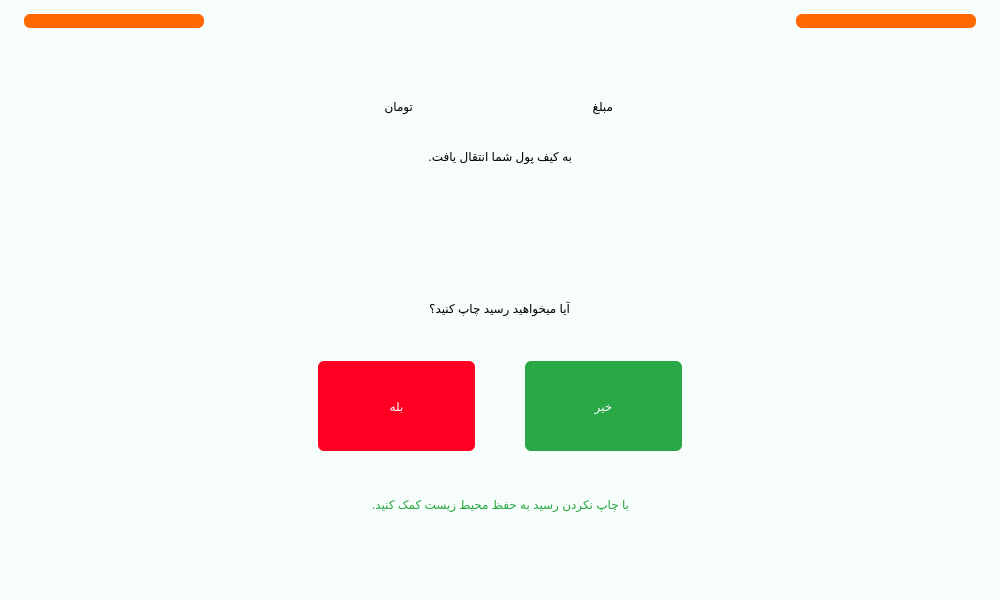
Qt form main.ui (Farazist/raspberrypi-app) before a commit.
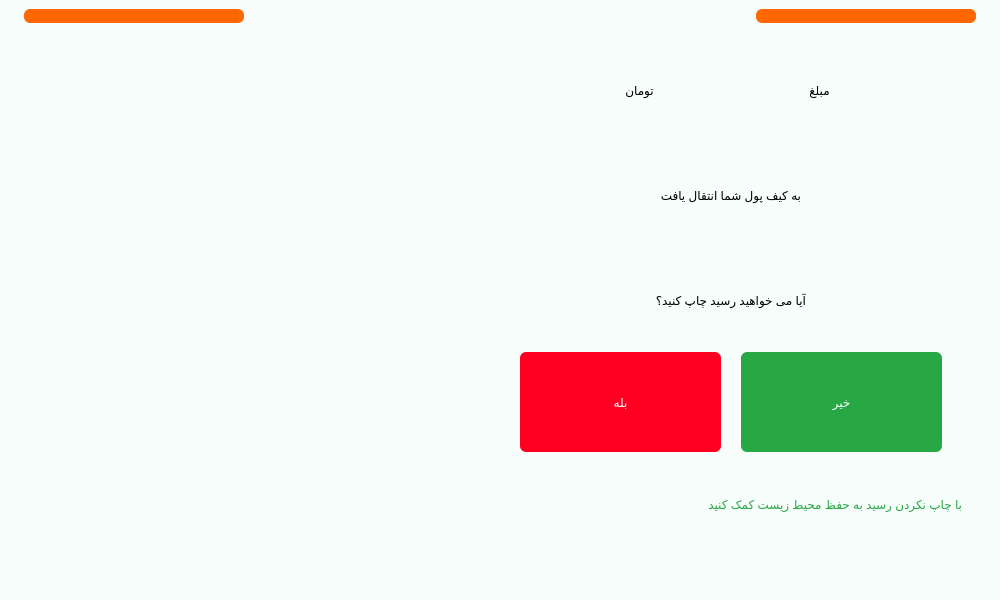
The same form after that commit. The open tabs and pages were chosen to show the change. Icons and pictures are not drawn.

Commit message: After Delivery Gif - Change right and left btn size

What changed in the file:
```diff
--- a/main.ui
+++ b/main.ui
@@ -33,7 +33,7 @@
        <number>15</number>
       </property>
       <property name="topMargin">
-       <number>5</number>
+       <number>0</number>
       </property>
       <property name="rightMargin">
        <number>15</number>
@@ -48,8 +48,8 @@
         </property>
         <property name="maximumSize">
          <size>
-          <width>180</width>
-          <height>80</height>
+          <width>220</width>
+          <height>90</height>
          </size>
         </property>
         <property name="styleSheet">
@@ -97,10 +97,16 @@
       </item>
       <item>
        <widget class="QPushButton" name="btnRight">
+        <property name="minimumSize">
+         <size>
+          <width>0</width>
+          <height>0</height>
+         </size>
+        </property>
         <property name="maximumSize">
          <size>
-          <width>180</width>
-          <height>80</height>
+          <width>220</width>
+          <height>90</height>
          </size>
         </property>
         <property name="styleSheet">
@@ -2451,98 +2457,111 @@
        </layout>
       </widget>
       <widget class="QWidget" name="pageAfterDelivery">
+       <layout class="QHBoxLayout" name="horizontalLayout_10">
+        <property name="spacing">
+         <number>0</number>
+        </property>
+        <item>
+         <layout class="QHBoxLayout" name="horizontalLayout_21">
+          <item alignment="Qt::AlignHCenter|Qt::AlignVCenter">
+           <widget class="QLabel" name="lblGifAfterDelivery">
+            <property name="text">
+             <string/>
+            </property>
+           </widget>
+          </item>
+         </layout>
+        </item>
+        <item>
        <layout class="QVBoxLayout" name="verticalLayout_19">
-        <property name="spacing">
-         <number>0</number>
-        </property>
-        <item>
-         <layout class="QHBoxLayout" name="horizontalLayout_10" stretch="0,0,0">
-          <property name="spacing">
-           <number>0</number>
-          </property>
-          <property name="leftMargin">
-           <number>330</number>
-          </property>
-          <property name="topMargin">
-           <number>20</number>
-          </property>
           <property name="rightMargin">
-           <number>330</number>
+           <number>20</number>
           </property>
-          <item alignment="Qt::AlignHCenter">
-           <widget class="QLabel" name="label_9">
+          <item>
+           <layout class="QHBoxLayout" name="horizontalLayout_22">
+            <item alignment="Qt::AlignRight">
+             <widget class="QLabel" name="label_12">
             <property name="styleSheet">
              <string notr="true">font: 26pt &quot;IRANSans&quot;;
-color:#000000;</string>
+color: rgb(0, 0, 0);</string>
             </property>
             <property name="text">
              <string>تومان</string>
             </property>
-           </widget>
-          </item>
-          <item alignment="Qt::AlignHCenter">
+              <property name="alignment">
+               <set>Qt::AlignCenter</set>
+              </property>
+             </widget>
+            </item>
+            <item>
            <widget class="QLabel" name="lblTotalPrice">
             <property name="styleSheet">
-             <string notr="true">font: 87 32pt &quot;IRANSansFaNum Black&quot;;
-color:#000000;</string>
+               <string notr="true">color: rgb(0, 0, 0);
+font: 87 32pt &quot;IRANSansFaNum Black&quot;;</string>
             </property>
             <property name="text">
              <string/>
             </property>
-           </widget>
-          </item>
-          <item alignment="Qt::AlignHCenter">
-           <widget class="QLabel" name="label_5">
+              <property name="alignment">
+               <set>Qt::AlignCenter</set>
+              </property>
+             </widget>
+            </item>
+            <item alignment="Qt::AlignLeft">
+             <widget class="QLabel" name="label_9">
             <property name="styleSheet">
              <string notr="true">font: 26pt &quot;IRANSans&quot;;
-color:#000000;</string>
+color: rgb(0, 0, 0);</string>
             </property>
             <property name="text">
              <string>مبلغ</string>
             </property>
+              <property name="alignment">
+               <set>Qt::AlignCenter</set>
+              </property>
            </widget>
           </item>
          </layout>
         </item>
-        <item alignment="Qt::AlignHCenter|Qt::AlignTop">
+          <item alignment="Qt::AlignHCenter">
          <widget class="QLabel" name="label_6">
           <property name="styleSheet">
            <string notr="true">font: 26pt &quot;IRANSans&quot;;
-color:#000000;</string>
+color: rgb(0, 0, 0);</string>
           </property>
           <property name="text">
-           <string>به کیف پول شما انتقال یافت.</string>
+             <string>به کیف پول شما انتقال یافت</string>
           </property>
          </widget>
         </item>
         <item alignment="Qt::AlignHCenter">
-         <widget class="QLabel" name="label_3">
+           <widget class="QLabel" name="label_8">
           <property name="styleSheet">
            <string notr="true">font: 26pt &quot;IRANSans&quot;;
-color:#000000;</string>
+color: rgb(0, 0, 0);</string>
           </property>
           <property name="text">
-           <string>آیا میخواهید رسید چاپ کنید؟</string>
+             <string>آیا می خواهید رسید چاپ کنید؟</string>
           </property>
          </widget>
         </item>
         <item>
          <layout class="QHBoxLayout" name="horizontalLayout_9">
           <property name="spacing">
-           <number>50</number>
+             <number>20</number>
           </property>
           <property name="leftMargin">
-           <number>300</number>
+             <number>20</number>
           </property>
           <property name="rightMargin">
-           <number>300</number>
+             <number>20</number>
           </property>
           <item>
            <widget class="QPushButton" name="btnPrintReceiptYes">
             <property name="minimumSize">
              <size>
-              <width>80</width>
-              <height>90</height>
+                <width>0</width>
+                <height>100</height>
              </size>
             </property>
             <property name="styleSheet">
@@ -2569,8 +2588,8 @@
            <widget class="QPushButton" name="btnPrintReceiptNo">
             <property name="minimumSize">
              <size>
-              <width>100</width>
-              <height>90</height>
+                <width>0</width>
+                <height>100</height>
              </size>
             </property>
             <property name="styleSheet">
@@ -2595,16 +2614,18 @@
           </item>
          </layout>
         </item>
-        <item alignment="Qt::AlignHCenter">
-         <widget class="QLabel" name="label_8">
+          <item>
+           <widget class="QLabel" name="label_5">
           <property name="styleSheet">
            <string notr="true">font: 24pt &quot;IRANSans&quot;;
 color:#28a745;</string>
           </property>
           <property name="text">
-           <string>با چاپ نکردن رسید به حفظ محیط زیست کمک کنید.</string>
-          </property>
-         </widget>
+             <string>با چاپ نکردن رسید به حفظ محیط زیست کمک کنید</string>
+            </property>
+           </widget>
+          </item>
+         </layout>
         </item>
        </layout>
       </widget>
```
Left out of the diff: 12 changed lines with no effect on the pictures. Lines whose indentation alone changed are shown as unchanged. The commit also changes 2 other files.
